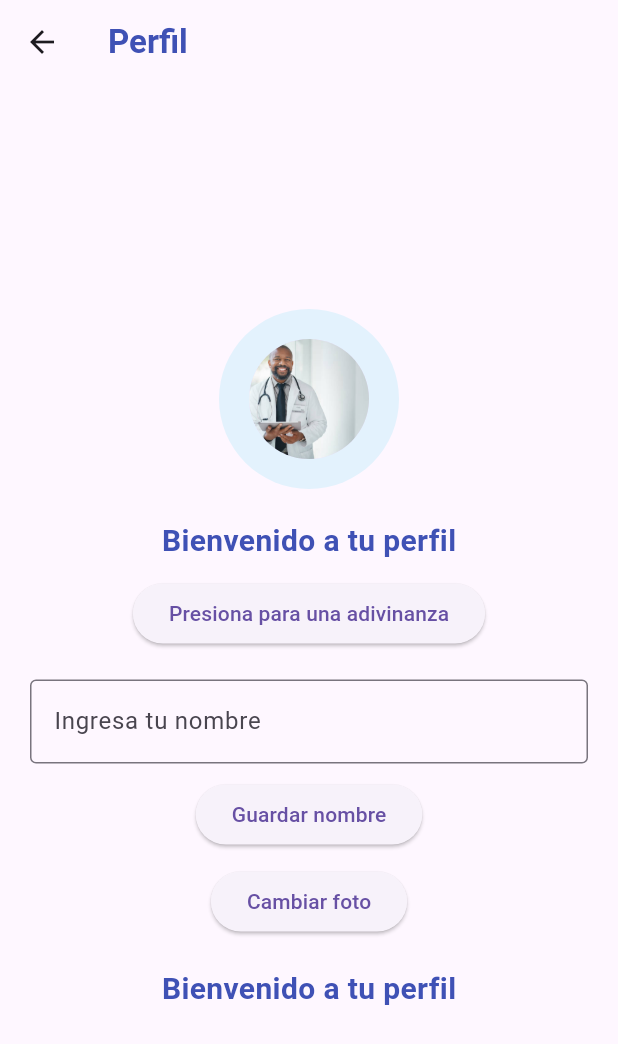
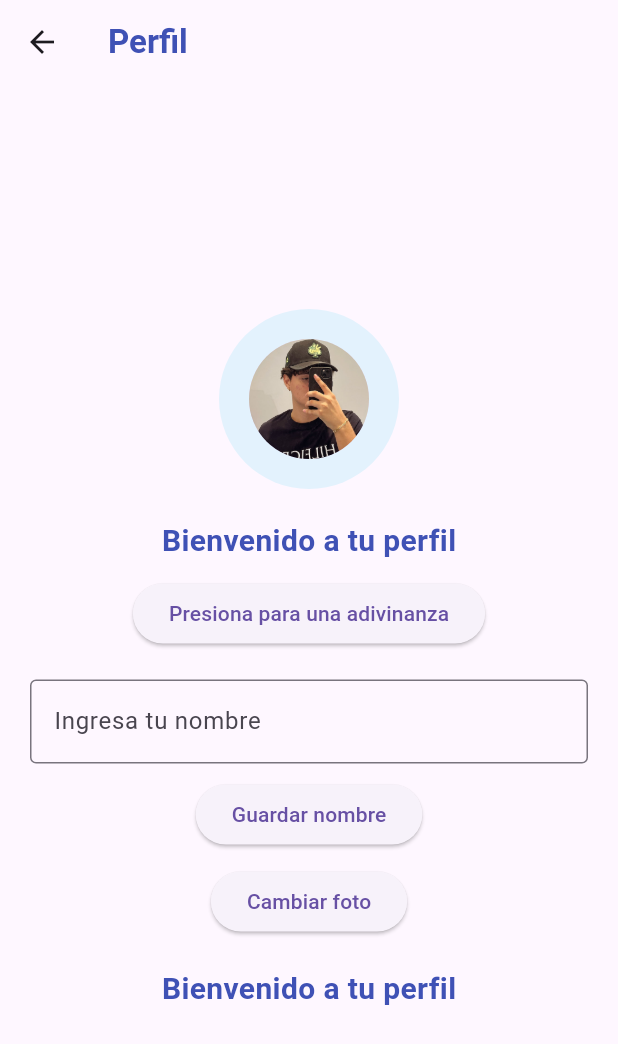
Before and after one commit to Esteban0550/medicalappui, a Flutter app: the ProfilePage screen opened directly, after a tap on "Cambiar foto", on a phone screen of 412 x 824 dp. Shown: the top 1044 px of the screen. Run offline on Flutter 3.47's test engine with Material 3 defaults, Android fonts, the phone set to English and light mode, and no system bars.

Commit message:
better2.0

```diff
--- a/lib/pages/home_page.dart
+++ b/lib/pages/home_page.dart
@@ -742,7 +742,7 @@ class _ProfilePageState extends State<ProfilePage> with SingleTickerProviderStat
                   onPressed: () {
                     setState(() {
                       // Simulación de selección de foto: se asigna una imagen de assets
-                      _profileImage = AssetImage("assets/image/doctor3.jpg");
+                      _profileImage = AssetImage("assets/image/est.jpg");
                     });
                   },
                   child: Text("Cambiar foto"),
```
